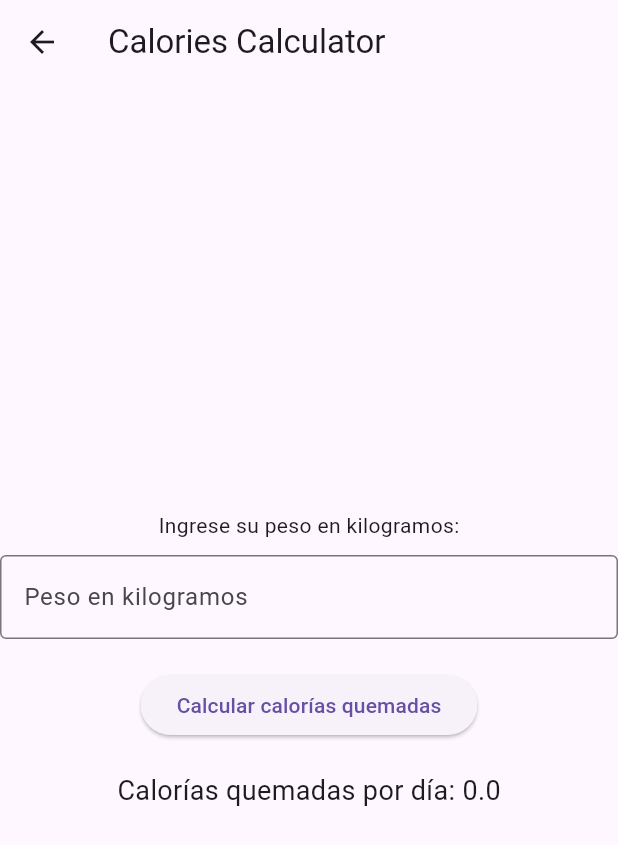
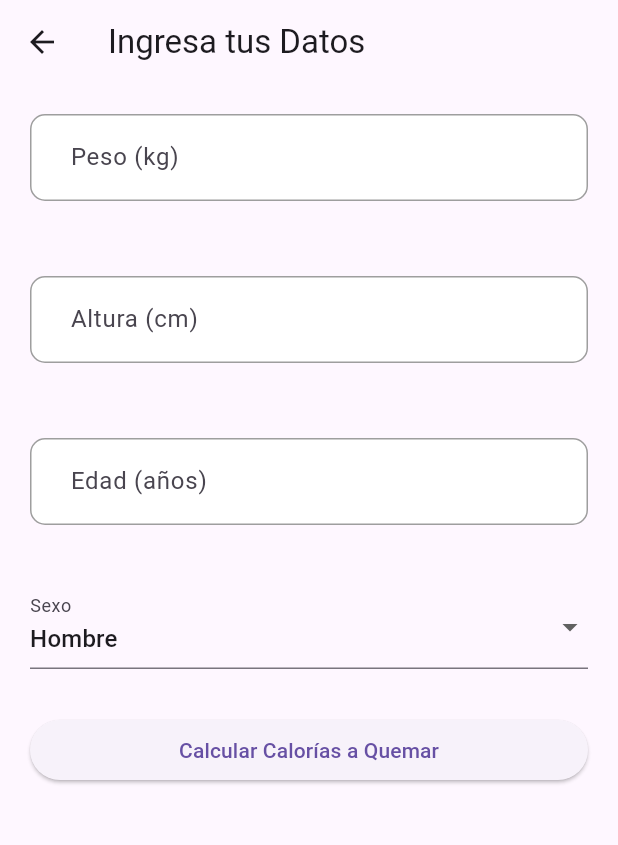
Before and after one commit to JorshuaEs/Healtylife-University-Project, a Flutter app: the CaloriesScreen screen opened by its route, on a phone screen of 412 x 824 dp. Shown: the top 845 px of the screen. Run offline on Flutter 3.47's test engine with Material 3 defaults, Android fonts, the phone set to English and light mode, and no system bars; our stand-ins replace equatable, flutter_login, ionicons.

Commit message:
se agregaron 2 pantallas

```diff
--- a/lib/routes/app_routes.dart
+++ b/lib/routes/app_routes.dart
@@ -42,12 +42,6 @@ class AppRoutes {
       icon: Icons.article,
       route: '/articlesHome',
       screen: const ArticleHomeScreen(),
-    ),
-    MenuOption(
-      title: 'Vasos de Agua al Dia',
-      icon: Icons.article,
-      route: '/Botella',
-      screen: const BotellaScreen(),
     ),
     MenuOption(
       title: 'Settings',
--- a/lib/screens/calorias_screen.dart
+++ b/lib/screens/calorias_screen.dart
@@ -1,63 +1,125 @@
 import 'package:flutter/material.dart';
+import '../widgets/custom_input_field.dart'; // Asegúrate de tener este archivo
 
 class CaloriesScreen extends StatefulWidget {
   static const String routeName = '/Calories';
+
   @override
-  _CaloriesCalculatorScreenState createState() =>
-      _CaloriesCalculatorScreenState();
+  _CaloriesScreenState createState() => _CaloriesScreenState();
 }
 
-class _CaloriesCalculatorScreenState extends State<CaloriesScreen> {
-  double weight = 70; // Peso predeterminado en kilogramos
+class _CaloriesScreenState extends State<CaloriesScreen> {
+  final GlobalKey<FormState> myFormKey = GlobalKey<FormState>();
+  final Map<String, String> formValues = {
+    'weight': '70',
+    'height': '170',
+    'age': '25',
+    'sex': 'male',
+  };
   double caloriesBurned = 0;
 
-  // Función para calcular las calorías quemadas
-  void calculateCaloriesBurned(double weight) {
-    // Supongamos que quemamos aproximadamente 30 calorías por cada kilogramo de peso al día
+  void calculateCalories() {
+    final double weight = double.parse(formValues['weight'] ?? '70');
+    final double height = double.parse(formValues['height'] ?? '170');
+    final int age = int.parse(formValues['age'] ?? '25');
+    final String sex = formValues['sex'] ?? 'male';
+
+    double bmr;
+
+    if (sex == 'male') {
+      bmr = 88.362 + (13.397 * weight) + (4.799 * height) - (5.677 * age);
+    } else {
+      bmr = 447.593 + (9.247 * weight) + (3.098 * height) - (4.330 * age);
+    }
+
+    // Factor de actividad: moderado (ejercicio 3-4 días a la semana)
+    double activityFactor = 1.55;
+
     setState(() {
-      caloriesBurned = weight * 30;
+      caloriesBurned = bmr * activityFactor;
     });
+
+    print(
+        'Peso: $weight, Altura: $height, Edad: $age, Sexo: $sex, calcular: $caloriesBurned');
   }
 
   @override
   Widget build(BuildContext context) {
     return Scaffold(
       appBar: AppBar(
-        title: Text('Calories Calculator'),
+        title: const Text('Ingresa tus Datos'),
       ),
-      body: Center(
+      body: SingleChildScrollView(
+        child: Padding(
+          padding: const EdgeInsets.symmetric(horizontal: 20, vertical: 10),
+          child: Form(
+            key: myFormKey,
             child: Column(
-          mainAxisAlignment: MainAxisAlignment.center,
-          children: <Widget>[
-            Text(
-              'Ingrese su peso en kilogramos:',
+              children: [
+                CustomInputField(
+                  labelText: 'Peso (kg)',
+                  hintText: 'Ej. 70',
+                  keyboardType: TextInputType.number,
+                  formProperty: 'weight',
+                  formValues: formValues,
                 ),
-            SizedBox(height: 10),
-            TextField(
+                const SizedBox(height: 30),
+                CustomInputField(
+                  labelText: 'Altura (cm)',
+                  hintText: 'Ej. 170',
                   keyboardType: TextInputType.number,
+                  formProperty: 'height',
+                  formValues: formValues,
+                ),
+                const SizedBox(height: 30),
+                CustomInputField(
+                  labelText: 'Edad (años)',
+                  hintText: 'Ej. 25',
+                  keyboardType: TextInputType.number,
+                  formProperty: 'age',
+                  formValues: formValues,
+                ),
+                const SizedBox(height: 30),
+                DropdownButtonFormField<String>(
+                  value: formValues['sex'],
+                  items: const [
+                    DropdownMenuItem(value: 'male', child: Text('Hombre')),
+                    DropdownMenuItem(value: 'female', child: Text('Mujer')),
+                  ],
                   onChanged: (value) {
-                setState(() {
-                  weight = double.tryParse(value) ?? 0;
-                });
+                    formValues['sex'] = value ?? 'male';
                   },
                   decoration: InputDecoration(
-                hintText: 'Peso en kilogramos',
-                border: OutlineInputBorder(),
+                    labelText: 'Sexo',
                   ),
                 ),
-            SizedBox(height: 20),
+                const SizedBox(height: 30),
                 ElevatedButton(
+                  child: const SizedBox(
+                    width: double.infinity,
+                    child: Center(child: Text('Calcular Calorías a Quemar')),
+                  ),
                   onPressed: () {
-                calculateCaloriesBurned(weight);
+                    FocusScope.of(context).requestFocus(FocusNode());
+
+                    if (!myFormKey.currentState!.validate()) {
+                      print('Formulario no válido');
+                      return;
+                    }
+
+                    myFormKey.currentState!.save();
+                    calculateCalories();
                   },
-              child: Text('Calcular calorías quemadas'),
                 ),
-            SizedBox(height: 20),
+                const SizedBox(height: 30),
+                if (caloriesBurned > 0)
                   Text(
-              'Calorías quemadas por día: $caloriesBurned',
-              style: TextStyle(fontSize: 18),
+                    'Debes quemar: ${caloriesBurned.toStringAsFixed(2)} Calorias',
+                    style: TextStyle(fontSize: 18, color: Colors.red),
                   ),
               ],
+            ),
+          ),
         ),
       ),
     );
--- a/lib/screens/settings_screen.dart
+++ b/lib/screens/settings_screen.dart
@@ -1,7 +1,7 @@
 import 'package:flutter/material.dart';
 import 'package:ionicons/ionicons.dart';
 import 'package:healty_life/widgets/settings_tile.dart';
-import 'package:healty_life/utils/utils.dart';
+//import 'package:healty_life/utils/utils.dart';
 
 class SettingsScreen extends StatefulWidget {
   const SettingsScreen({Key? key}) : super(key: key);
--- /dev/null
+++ b/lib/widgets/custom_input_field.dart
@@ -0,0 +1,52 @@
+import 'package:flutter/material.dart';
+
+class CustomInputField extends StatelessWidget {
+  final String labelText;
+  final String hintText;
+  final TextInputType keyboardType;
+  final String formProperty;
+  final Map<String, dynamic> formValues;
+  final Color backgroundColor;
+
+  const CustomInputField({
+    Key? key,
+    required this.labelText,
+    required this.hintText,
+    this.keyboardType = TextInputType.text,
+    required this.formProperty,
+    required this.formValues,
+    this.backgroundColor = Colors.white,
+  }) : super(key: key);
+
+  @override
+  Widget build(BuildContext context) {
+    return Container(
+      margin: const EdgeInsets.symmetric(vertical: 10),
+      padding: const EdgeInsets.symmetric(horizontal: 10),
+      decoration: BoxDecoration(
+        color: backgroundColor,
+        borderRadius: BorderRadius.circular(10),
+        border: Border.all(color: Colors.grey),
+      ),
+      child: TextFormField(
+        decoration: InputDecoration(
+          labelText: labelText,
+          hintText: hintText,
+          border: InputBorder.none,
+          filled: true,
+          fillColor: Colors.transparent,
+        ),
+        keyboardType: keyboardType,
+        onSaved: (newValue) {
+          formValues[formProperty] = newValue ?? '';
+        },
+        validator: (value) {
+          if (value == null || value.isEmpty) {
+            return 'Este campo es requerido';
+          }
+          return null;
+        },
+      ),
+    );
+  }
+}
```
Also changed, not shown: pubspec.lock. Lines whose indentation alone changed are shown as unchanged.
